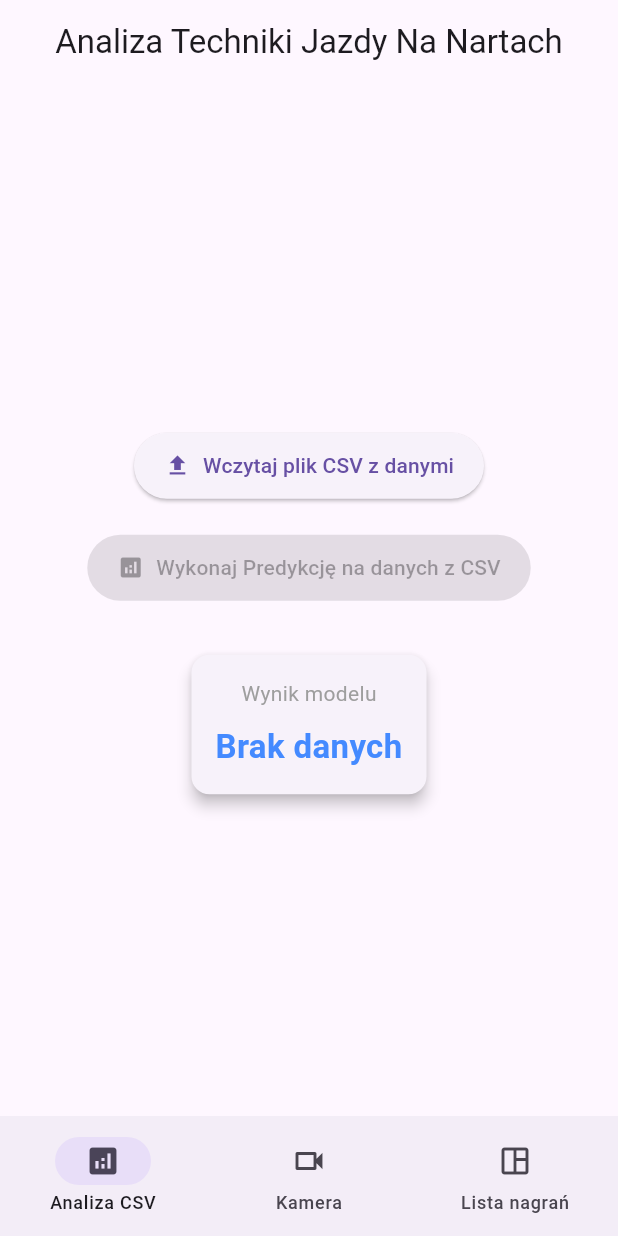
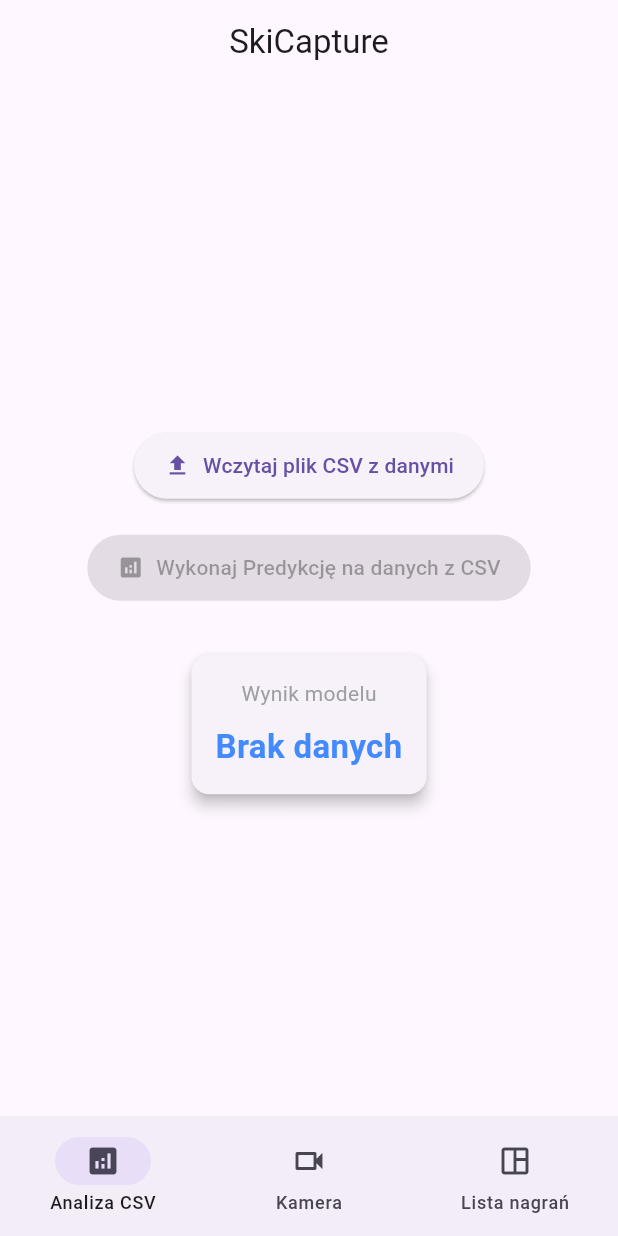
Before and after one commit to pwolan/ski-app, a Flutter app: the screen it shows after launch, on a phone screen of 412 x 824 dp. Run offline on Flutter 3.47's test engine with Material 3 defaults, Android fonts, the phone set to English and light mode, and no system bars; our stand-ins replace camera, chewie, cloud_firestore, file_picker, firebase_core, firebase_storage and 3 more; missing offline and left inert: flutter_onnxruntime; accounts and stored records are empty.

Commit message:
Rename app to SkiCapture

```diff
--- a/lib/main.dart
+++ b/lib/main.dart
@@ -25,7 +25,7 @@ class SkiApp extends StatelessWidget {
   @override
   Widget build(BuildContext context) {
     return MaterialApp(
-      title: 'Ski Technique Analyzer',
+      title: 'SkiCapture',
       theme: ThemeData(primarySwatch: Colors.blue),
       home: const HomePage(),
       debugShowCheckedModeBanner: false,
@@ -218,7 +218,7 @@ class _HomePageState extends State<HomePage> {
 
     return Scaffold(
       appBar: AppBar(
-        title: const Text("Analiza Techniki Jazdy Na Nartach"),
+        title: const Text("SkiCapture"),
         centerTitle: true,
       ),
       body: page,
```
Also changed, not shown: 4 other files.
